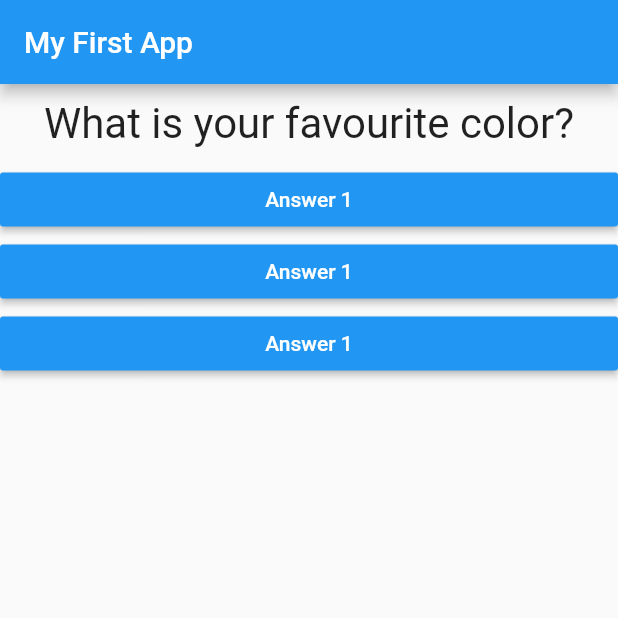
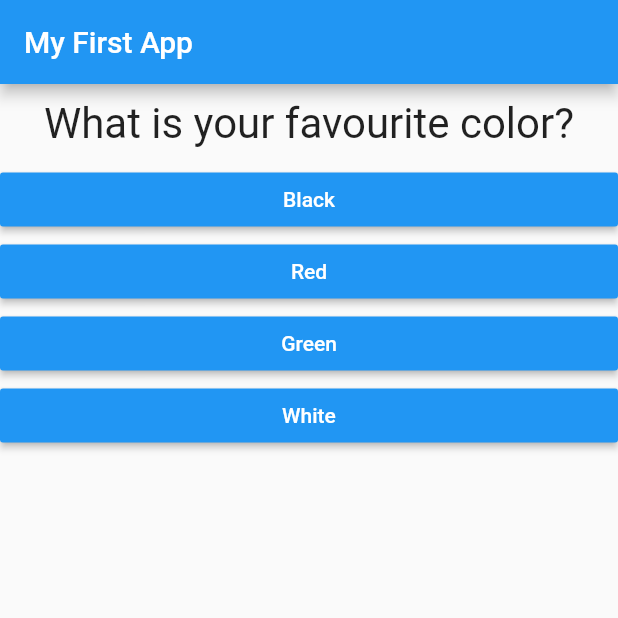
Before and after one commit to khan9920/UDEMY-MAX-Quiz-App, a Flutter app: the screen it shows after launch, on a phone screen of 412 x 824 dp, the top half of it. Run offline on Flutter 3.47's test engine with Material 2 defaults, Android fonts, the phone set to English and light mode, and no system bars.

Commit message:
List of questions and answers converted to Maps and dynamic answer selection is added

```diff
--- a/lib/answer.dart
+++ b/lib/answer.dart
@@ -2,15 +2,16 @@ import 'package:flutter/material.dart';
 
 class Answer extends StatelessWidget {
   final Function selectHandler;
+  final String answerText;
 
-  Answer(this.selectHandler);
+  Answer(this.selectHandler, this.answerText);
 
   @override
   Widget build(BuildContext context) {
     return Container(
       width: double.infinity,
       child: RaisedButton(
-        child: Text('Answer 1'),
+        child: Text(answerText),
         textColor: Colors.white,
         color: Colors.blue,
         onPressed: selectHandler,
--- a/lib/main.dart
+++ b/lib/main.dart
@@ -24,8 +24,18 @@ class _MyAppState extends State<MyApp> {
   @override
   Widget build(BuildContext context) {
     var questions = [
-      'What is your favourite color?',
-      'What is your favourite animal?'
+      {
+        'questionText': 'What is your favourite color?',
+        'answers': ['Black', 'Red', 'Green', 'White']
+      },
+      {
+        'questionText': 'What is your favourite animal?',
+        'answers': ['Rabbit', 'Snack', 'Elephant', 'Lion']
+      },
+      {
+        'questionText': 'Who is your favourite instructor',
+        'answers': ['Max', 'Max', 'Max', 'Max']
+      }
     ];
 
     return MaterialApp(
@@ -35,10 +45,11 @@ class _MyAppState extends State<MyApp> {
           ),
           body: Column(
             children: [
-              Question(questions[_questionIndex]),
-              Answer(_answerQuestion),
-              Answer(_answerQuestion),
-              Answer(_answerQuestion),
+              Question(questions[_questionIndex]['questionText']),
+              ...(questions[_questionIndex]['answers'] as List<String>)
+                  .map((answer) {
+                return Answer(_answerQuestion, answer);
+              }).toList(),
             ],
           )),
     );
```
